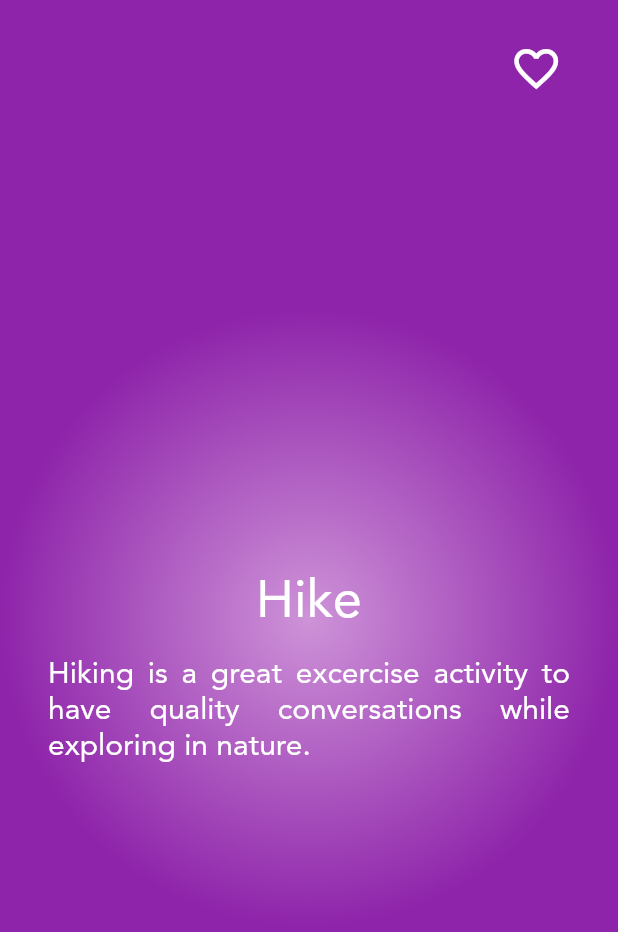
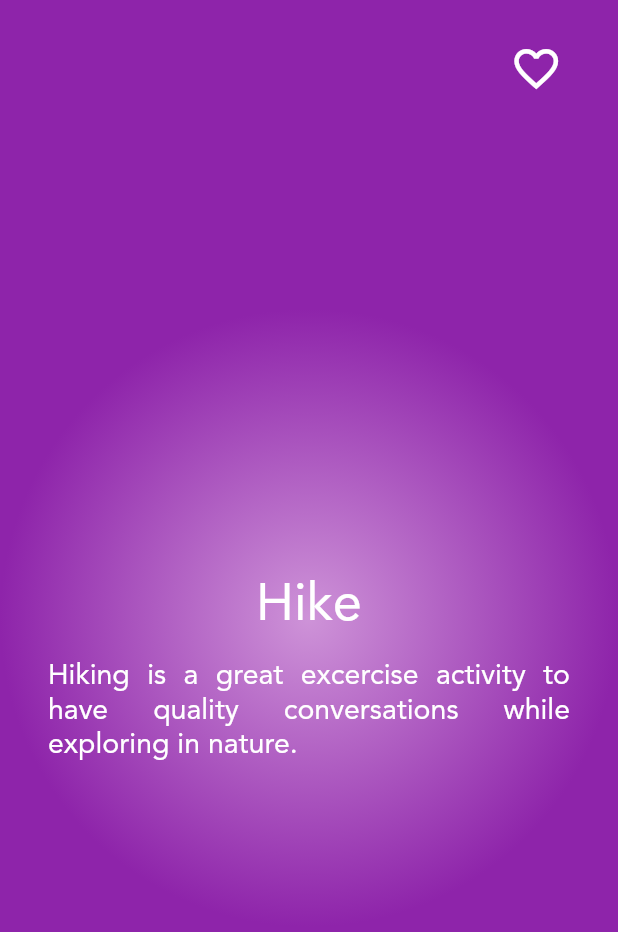
Before and after one commit to heavenya/inspire-flutter, a Flutter app: the screen it shows after launch, scrolled down 576 dp, after a tap on the "favorite outline" icon, on a phone screen of 412 x 824 dp. Shown: the top 932 px of the screen. Run offline on Flutter 3.47's test engine with Material 2 defaults, Android fonts, the phone set to English and light mode, and no system bars; our stand-ins replace flutter_local_notifications, timezone.

Commit message:
Font Change
Updated Font plus modified URL launcher

```diff
--- a/lib/main.dart
+++ b/lib/main.dart
@@ -1,7 +1,6 @@
 // Copyright 2018 The Flutter team. All rights reserved.
 // Use of this source code is governed by a BSD-style license that can be
 // found in the LICENSE file.
-
 import 'package:flutter/material.dart';
 import 'package:inspire/pages/base_screen.dart';
 
@@ -19,7 +18,7 @@ class MyApp extends StatelessWidget {
         fontFamily: 'Avenir',
         textTheme: TextTheme(
           headline6: TextStyle(color: Colors.white, fontSize: 35.0),
-          bodyText2: TextStyle(color: Colors.white, fontSize: 20.0),
+          bodyText2: TextStyle(color: Colors.white, fontSize: 19.0),
         ),
       ),
       title: 'Inspire',
--- a/lib/pages/base_screen.dart
+++ b/lib/pages/base_screen.dart
@@ -73,7 +73,7 @@ class _BaseScreenState extends State<BaseScreen> {
                         children: [
                           IconButton(
                             onPressed: () {
-                              // launchURL();
+                              launchURL();
                               notifyHelper.showWeeklyAtDayTime();
                             },
                             icon: Icon(
--- a/pubspec.yaml
+++ b/pubspec.yaml
@@ -28,11 +28,11 @@ environment:
 # versions available, run `flutter pub outdated`.
 dependencies:
   cupertino_icons: ^1.0.2
+  url_launcher: ^6.0.12
   flutter:
     sdk: flutter
   flutter_launcher_icons: ^0.9.2
   flutter_local_notifications: ^9.1.4
-  url_launcher: ^6.0.12
 
 dev_dependencies:
   flutter_test:
```
